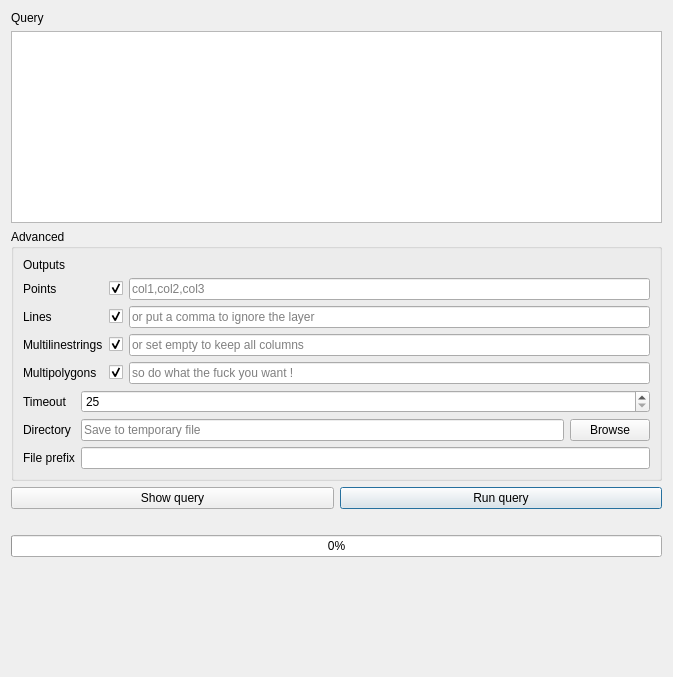
First picture: the form in ui/query.ui, repository 3liz/QuickOSM, before the edit.
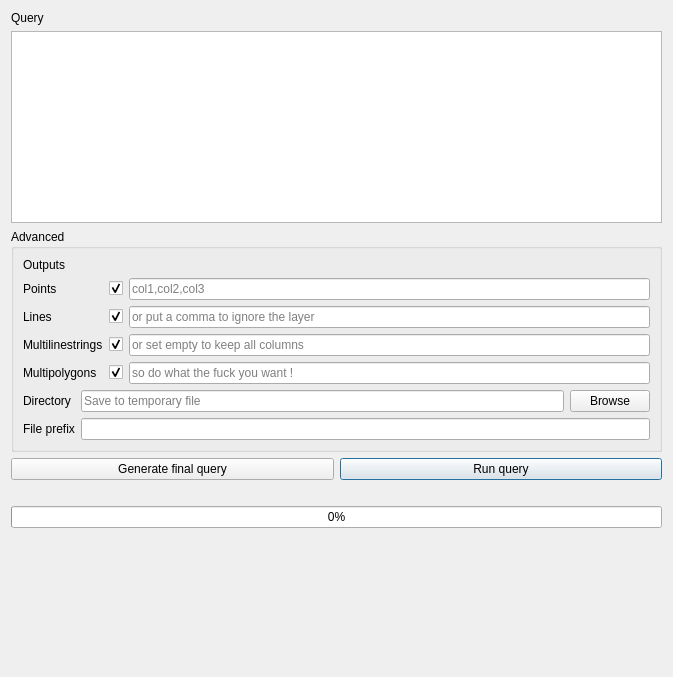
Second picture: the form after the edit. Custom widgets are drawn as their Qt base class.

Commit message: show query and generate final query

```diff
--- a/ui/query.ui
+++ b/ui/query.ui
@@ -161,37 +161,17 @@
       </item>
       <item>
        <layout class="QFormLayout" name="formLayout_2">
-        <item row="0" column="1">
-         <widget class="QSpinBox" name="spinBox_timeout">
-          <property name="buttonSymbols">
-           <enum>QAbstractSpinBox::UpDownArrows</enum>
-          </property>
-          <property name="minimum">
-           <number>25</number>
-          </property>
-          <property name="maximum">
-           <number>2000</number>
-          </property>
-          <property name="singleStep">
-           <number>25</number>
-          </property>
-         </widget>
-        </item>
+        <property name="fieldGrowthPolicy">
+         <enum>QFormLayout::ExpandingFieldsGrow</enum>
+        </property>
         <item row="0" column="0">
-         <widget class="QLabel" name="label_5">
-          <property name="text">
-           <string>Timeout</string>
-          </property>
-         </widget>
-        </item>
-        <item row="1" column="0">
          <widget class="QLabel" name="label_4">
           <property name="text">
            <string>Directory</string>
           </property>
          </widget>
         </item>
-        <item row="1" column="1">
+        <item row="0" column="1">
          <layout class="QHBoxLayout" name="horizontalLayout">
           <item>
            <widget class="QLineEdit" name="lineEdit_browseDir">
@@ -209,14 +189,14 @@
           </item>
          </layout>
         </item>
-        <item row="2" column="0">
+        <item row="1" column="0">
          <widget class="QLabel" name="label_6">
           <property name="text">
            <string>File prefix</string>
           </property>
          </widget>
         </item>
-        <item row="2" column="1">
+        <item row="1" column="1">
          <widget class="QLineEdit" name="lineEdit_filePrefix"/>
         </item>
        </layout>
@@ -232,7 +212,7 @@
      <item>
       <widget class="QPushButton" name="pushButton_showQuery">
        <property name="text">
-        <string>Show query</string>
+        <string>Generate final query</string>
        </property>
       </widget>
      </item>
```
Left out of the diff: 2 changed lines with no effect on the pictures. The commit also changes 8 other files.
